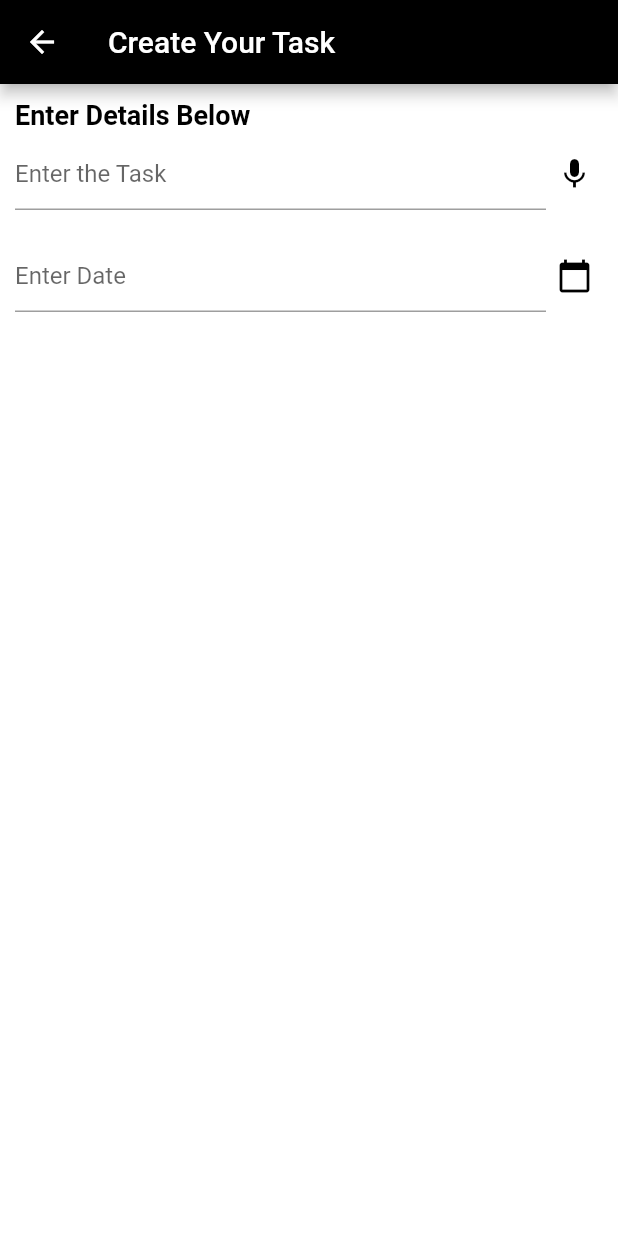
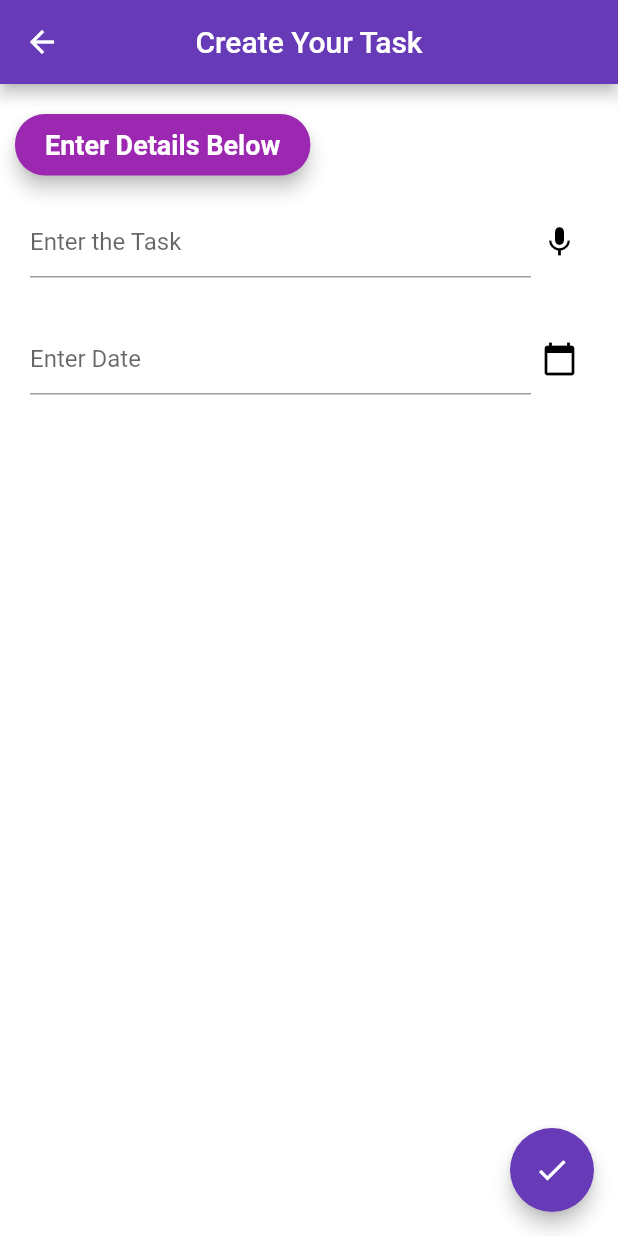
Before and after one commit to Sudeep-kr-1999/FlutterTodoApplication, a Flutter app: the screen it shows after launch, after a tap on the "add" icon, on a phone screen of 412 x 824 dp. Run offline on Flutter 3.47's test engine with Material 2 defaults, Android fonts, the phone set to English and light mode, and no system bars.

Commit message:
design modified and layout changes made

```diff
--- a/lib/CustomIcon.dart
+++ /dev/null
@@ -1,25 +0,0 @@
-import 'package:flutter/material.dart';
-
-class CustomIconButton extends StatelessWidget {
-  final IconData iconData;
-  final void Function() onPressedFunction;
-  const CustomIconButton({
-    required this.iconData,
-    required this.onPressedFunction,
-    Key? key,
-  }) : super(key: key);
-
-  @override
-  Widget build(BuildContext context) {
-    return TextButton(
-        style: TextButton.styleFrom(
-            padding: const EdgeInsets.symmetric(horizontal: 7),
-            tapTargetSize: MaterialTapTargetSize.shrinkWrap,
-            minimumSize: Size.zero),
-        onPressed: onPressedFunction,
-        child: Icon(
-          iconData,
-          color: Colors.black,
-        ));
-  }
-}
--- a/lib/main.dart
+++ b/lib/main.dart
@@ -31,23 +31,33 @@ class MyHomePage extends StatelessWidget {
     return Scaffold(
       backgroundColor: Colors.white,
       appBar: AppBar(
-        // centerTitle: true,
+        centerTitle: true,
         title: const Text("Track Your Plans"),
-        backgroundColor: Colors.black,
+        backgroundColor: Colors.deepPurple,
+        elevation: 5,
+        shadowColor: Colors.white,
       ),
       body: Padding(
         padding: const EdgeInsets.all(8.0),
         child: Column(
           crossAxisAlignment: CrossAxisAlignment.start,
           children: [
-            const Padding(
-              padding: EdgeInsets.fromLTRB(12, 0, 0, 8),
+            Card(
+              margin: const EdgeInsets.fromLTRB(15, 10, 10, 0),
+              color: Colors.purple,
+              elevation: 5,
+              shape: RoundedRectangleBorder(
+                  borderRadius: BorderRadius.circular(20)),
+              child: const Padding(
+                padding: EdgeInsets.fromLTRB(20, 10, 20, 10),
                 child: Text(
                   "Active Tasks",
                   style: TextStyle(
-                  fontSize: 18,
+                    fontSize: 15,
                     fontWeight: FontWeight.bold,
                     fontStyle: FontStyle.normal,
+                    color: Colors.white,
+                  ),
                 ),
               ),
             ),
@@ -57,15 +67,13 @@ class MyHomePage extends StatelessWidget {
             Expanded(
               child: Scrollbar(
                 scrollbarOrientation: ScrollbarOrientation.right,
+                isAlwaysShown: true,
+                thickness: 5,
+                radius: const Radius.circular(50),
+                interactive: true,
                 child: ListView(
                   children: const [
                     ActivityCard("Pay Fees", "21-01-2021", "will pay the fees"),
-                    ActivityCard("Pay Bill", "21-01-2021", "will pay bills"),
-                    ActivityCard(
-                        "Do Recharge", "21-01-2021", "will do recharge"),
-                    ActivityCard("Pay Bill", "21-01-2021", "will pay bills"),
-                    ActivityCard("Pay Bill", "21-01-2021", "will pay bills"),
-                    ActivityCard("Pay Bill", "21-01-2021", "will pay bills"),
                   ],
                 ),
               ),
@@ -75,9 +83,9 @@ class MyHomePage extends StatelessWidget {
       ),
       floatingActionButton: FloatingActionButton(
         foregroundColor: Colors.white,
-        backgroundColor: Colors.black,
+        backgroundColor: Colors.purple,
         elevation: 5,
-        splashColor: Colors.green,
+        splashColor: Colors.grey,
         onPressed: () {
           // HERE WE HAVE TO PUSH SCREEN RIGHT HERE
           // Navigator.push(context,
@@ -104,12 +112,14 @@ class ActivityCard extends StatelessWidget {
 
   @override
   Widget build(BuildContext context) {
-    return Card(
+    return Padding(
+      padding: const EdgeInsets.all(8.0),
+      child: Card(
           elevation: 5,
-        borderOnForeground: false,
-        shadowColor: Colors.black,
+          borderOnForeground: true,
           color: Colors.white,
-        shape: RoundedRectangleBorder(borderRadius: BorderRadius.circular(5)),
+          shape:
+              RoundedRectangleBorder(borderRadius: BorderRadius.circular(12)),
           child: Container(
             padding: const EdgeInsets.fromLTRB(10, 10, 10, 10),
             width: double.infinity,
@@ -117,14 +127,14 @@ class ActivityCard extends StatelessWidget {
               crossAxisAlignment: CrossAxisAlignment.start,
               children: [
                 SizedBox(
-                height: 20,
-                width: 20,
+                  height: 50,
+                  width: 30,
                   // checkbox execution in statefull widget
                   child: Checkbox(value: false, onChanged: (bool? value) {}),
                 ),
                 // simply a empty container
                 const SizedBox(
-                width: 30,
+                  width: 20,
                   height: 30,
                 ),
                 Column(
@@ -134,7 +144,7 @@ class ActivityCard extends StatelessWidget {
                       header!,
                       style: const TextStyle(
                         color: Colors.black,
-                      fontSize: 18,
+                        fontSize: 15,
                         fontWeight: FontWeight.bold,
                       ),
                     ),
@@ -144,6 +154,7 @@ class ActivityCard extends StatelessWidget {
                 )
               ],
             ),
-        ));
+          )),
+    );
   }
 }
--- a/lib/screens/newtaskscreen.dart
+++ b/lib/screens/newtaskscreen.dart
@@ -1,6 +1,5 @@
 import 'package:flutter/material.dart';
 import 'package:intl/intl.dart';
-import 'package:todoapplication/CustomIcon.dart';
 
 class NewTaskScreen extends StatefulWidget {
   const NewTaskScreen({Key? key}) : super(key: key);
@@ -16,6 +15,7 @@ class _NewTaskScreenState extends State<NewTaskScreen> {
   final TextEditingController _dateController = TextEditingController();
   final TextEditingController _timeController = TextEditingController();
   String repetitionFrequency = "No Repeat";
+
   List<String> options = [
     "No Repeat",
     "Once a Day",
@@ -23,6 +23,7 @@ class _NewTaskScreenState extends State<NewTaskScreen> {
     "Once a Week",
     "Other"
   ];
+
   List<DropdownMenuItem<String>>? dropDownItemCreator(List<String> menuItem) {
     List<DropdownMenuItem<String>>? dropDownMenuItems = menuItem
         .map((item) =>
@@ -35,27 +36,46 @@ class _NewTaskScreenState extends State<NewTaskScreen> {
   Widget build(BuildContext context) {
     return Scaffold(
       backgroundColor: Colors.white,
+      floatingActionButton: FloatingActionButton(
+          backgroundColor: Colors.deepPurple,
+          foregroundColor: Colors.white,
+          splashColor: Colors.grey,
+          elevation: 5,
+          child: const Icon(Icons.check),
+          onPressed: () {
+            print("data saved to database");
+          }),
       appBar: AppBar(
+        centerTitle: true,
         title: const Text("Create Your Task"),
-        backgroundColor: Colors.black,
+        backgroundColor: Colors.deepPurple,
       ),
       body: Container(
         padding: const EdgeInsets.all(10),
         child: Column(
           crossAxisAlignment: CrossAxisAlignment.start,
           children: [
-            const Padding(
-              padding: EdgeInsets.fromLTRB(0, 0, 0, 5),
+            Card(
+              margin: const EdgeInsets.fromLTRB(0, 10, 10, 10),
+              color: Colors.purple,
+              elevation: 5,
+              shape: RoundedRectangleBorder(
+                  borderRadius: BorderRadius.circular(20)),
+              child: const Padding(
+                padding: EdgeInsets.fromLTRB(20, 10, 20, 10),
                 child: Text(
                   "Enter Details Below",
                   style: TextStyle(
                     fontSize: 18,
                     fontWeight: FontWeight.bold,
-                  color: Colors.black,
+                    color: Colors.white,
                   ),
                 ),
               ),
-            Row(
+            ),
+            Padding(
+              padding: const EdgeInsets.all(10),
+              child: Row(
                 children: [
                   const Flexible(
                       child: TextField(
@@ -73,10 +93,13 @@ class _NewTaskScreenState extends State<NewTaskScreen> {
                   ),
                 ],
               ),
+            ),
             const SizedBox(
               height: 20,
             ),
-            Row(
+            Padding(
+              padding: const EdgeInsets.fromLTRB(10, 0, 10, 0),
+              child: Row(
                 children: [
                   Flexible(
                       child: GestureDetector(
@@ -126,9 +149,13 @@ class _NewTaskScreenState extends State<NewTaskScreen> {
                   ),
                 ],
               ),
+            ),
             Visibility(
               visible: (_date == null) ? false : true,
-              child: Row(
+              child: Column(
+                  crossAxisAlignment: CrossAxisAlignment.start,
+                  children: [
+                    Row(
                       children: [
                         Flexible(
                             child: TextField(
@@ -148,7 +175,8 @@ class _NewTaskScreenState extends State<NewTaskScreen> {
                             // ignore: unused_local_variable
                             TimeOfDay? time = await showTimePicker(
                               context: context,
-                        initialTime: (_time == null) ? TimeOfDay.now() : _time!,
+                              initialTime:
+                                  (_time == null) ? TimeOfDay.now() : _time!,
                             );
                             if (time != null) {
                               setState(() {
@@ -160,7 +188,6 @@ class _NewTaskScreenState extends State<NewTaskScreen> {
                           },
                         ),
                         Visibility(
-                    // note:------ visibility false krne par wo element ht jaayega to space bhi nhi lega
                           visible: (_time == null) ? false : true,
                           child: CustomIconButton(
                               iconData: Icons.cancel_rounded,
@@ -173,13 +200,10 @@ class _NewTaskScreenState extends State<NewTaskScreen> {
                         ),
                       ],
                     ),
-            ),
                     const SizedBox(
                       height: 80,
                     ),
-            Visibility(
-              visible: (_date == null) ? false : true,
-              child: const Padding(
+                    const Padding(
                       padding: EdgeInsets.fromLTRB(0, 0, 0, 5),
                       child: Text(
                         "Select Repeat Option",
@@ -190,10 +214,7 @@ class _NewTaskScreenState extends State<NewTaskScreen> {
                         ),
                       ),
                     ),
-            ),
-            Visibility(
-              visible: (_date == null) ? false : true,
-              child: DropdownButton<String>(
+                    DropdownButton<String>(
                         value: repetitionFrequency,
                         items: dropDownItemCreator(options),
                         onChanged: (String? chosenValue) {
@@ -210,7 +231,8 @@ class _NewTaskScreenState extends State<NewTaskScreen> {
                                         onPressed: () {},
                                         child: const Text("Cancel")),
                                     TextButton(
-                                  onPressed: () {}, child: const Text("OK")),
+                                        onPressed: () {},
+                                        child: const Text("OK")),
                                   ],
                                 );
                                 showDialog(
@@ -222,10 +244,35 @@ class _NewTaskScreenState extends State<NewTaskScreen> {
                             }
                           });
                         }),
-            )
+                  ]),
+            ),
           ],
         ),
       ),
     );
   }
 }
+
+class CustomIconButton extends StatelessWidget {
+  final IconData iconData;
+  final void Function() onPressedFunction;
+  const CustomIconButton({
+    required this.iconData,
+    required this.onPressedFunction,
+    Key? key,
+  }) : super(key: key);
+
+  @override
+  Widget build(BuildContext context) {
+    return TextButton(
+        style: TextButton.styleFrom(
+            padding: const EdgeInsets.symmetric(horizontal: 7),
+            tapTargetSize: MaterialTapTargetSize.shrinkWrap,
+            minimumSize: Size.zero),
+        onPressed: onPressedFunction,
+        child: Icon(
+          iconData,
+          color: Colors.black,
+        ));
+  }
+}
```
Lines whose indentation alone changed are shown as unchanged.
